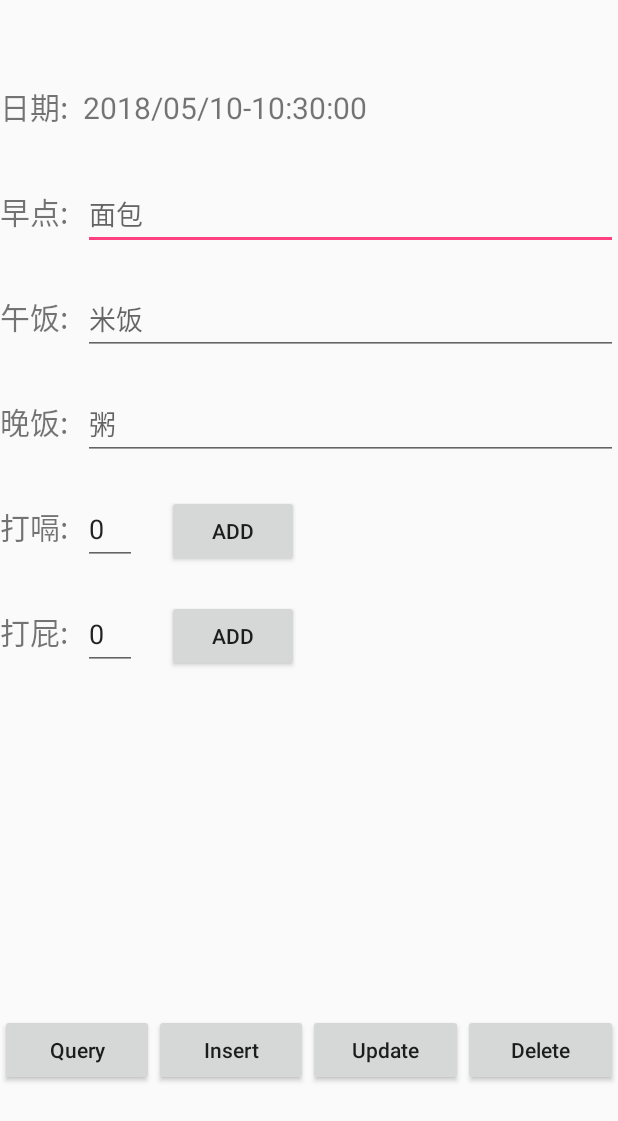
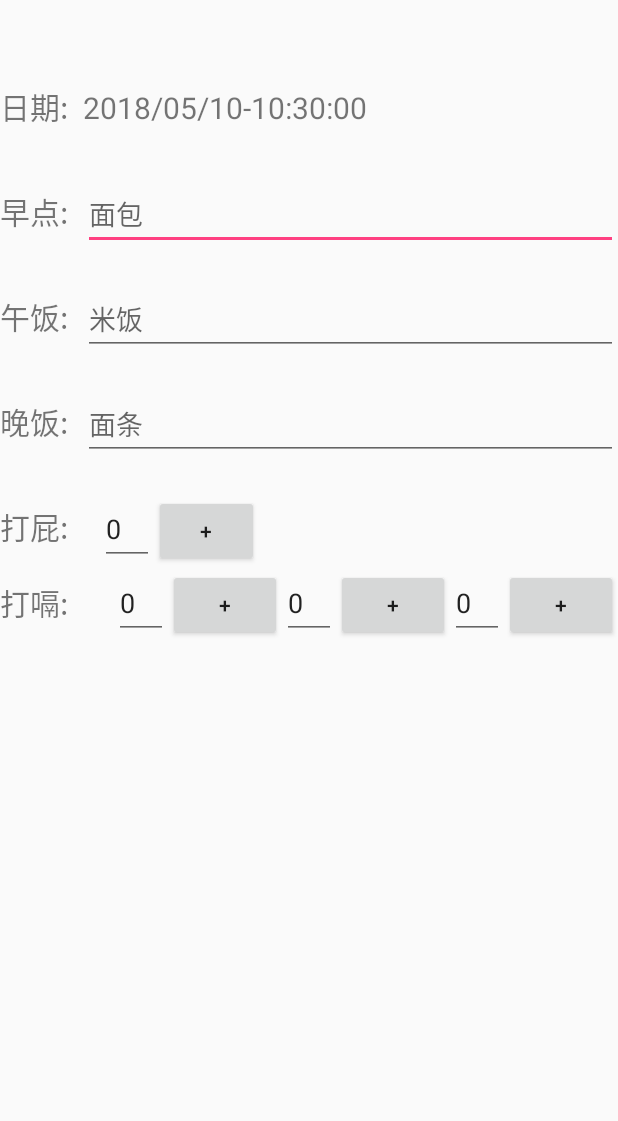
Before and after one commit to lilealyh/HealthSystem, an Android app: the screen it shows after launch (MainActivity), on a phone screen of 412 x 824 dp. Shown: the top 1121 px of the screen. Run offline under Robolectric (Android 15) with nearby library versions, the phone set to English and light mode, and no system bars.

Commit message:
分别记录早中晚打嗝次数

```diff
--- a/app/src/main/java/com/healthSystem/MainActivity.java
+++ b/app/src/main/java/com/healthSystem/MainActivity.java
@@ -24,13 +24,18 @@ public class MainActivity extends AppCompatActivity implements View.OnClickListe
     Button[] button=new Button[4];
     private static final int[] id = {R.id.query, R.id.insert, R.id.update, R.id.delete};
     private SqliteHelp mSqliteHelp;
-    private EditText mDageTimesEditText;
     private EditText mDapiTimesEditText;
     private EditText mBreakFastEditText;
     private EditText mLunchEditText;
     private EditText mDinnerTimesEditText;
+    private EditText mMorningDageEditText;
+    private EditText mAfternoonDageEditText;
+    private EditText mEveningDageEditText;
     private TextView mDateTextView;
     private static int dageTimes = 0;
+    private static int morningDageTimes = 0;
+    private static int afternoonDageTimes = 0;
+    private static int eveningDageTimes = 0;
     private static int dapiTimes = 0;
     private SimpleDateFormat format = new SimpleDateFormat("yyyy/MM/dd-HH:mm:ss");
     private SharedPreferences mSharedPreference;
@@ -57,22 +62,33 @@ public class MainActivity extends AppCompatActivity implements View.OnClickListe
         for (int i = 0; i < id.length; i++) {
             button[i] = (Button) findViewById(id[i]);
         }
-        Button mDageAddButton = (Button) findViewById(R.id.dage_add_times);
+        mSqliteHelp=new SqliteHelp(this);
         Button mDapiAddButton = (Button) findViewById(R.id.dapi_add_times);
-        mDageTimesEditText = (EditText) findViewById(R.id.dage_content);
+        Button mMorningDageAddButton = (Button) findViewById(R.id.dage_content_morning_add_times);
+        Button mAfternoonDageAddButton = (Button) findViewById(R.id.dage_content_afternoon_add_times);
+        Button mEveningAddButton = (Button) findViewById(R.id.dage_content_evening_add_times);
         mDapiTimesEditText = (EditText) findViewById(R.id.dapi_content);
         mBreakFastEditText = (EditText) findViewById(R.id.breakfast_content);
         mLunchEditText = (EditText) findViewById(R.id.lunch_content);
         mDinnerTimesEditText = (EditText) findViewById(R.id.dinner_content);
         mDateTextView = (TextView) findViewById(R.id.date_content);
-        mDageAddButton.setOnClickListener(this);
+        mMorningDageEditText=(EditText) findViewById(R.id.dage_content_morning);
+        mAfternoonDageEditText=(EditText) findViewById(R.id.dage_content_afternoon);
+        mEveningDageEditText=(EditText) findViewById(R.id.dage_content_evening);
         mDapiAddButton.setOnClickListener(this);
+        mMorningDageAddButton.setOnClickListener(this);
+        mAfternoonDageAddButton.setOnClickListener(this);
+        mEveningAddButton.setOnClickListener(this);
         mBreakFastEditText.addTextChangedListener(new ClassOfTextWatcher(mBreakFastEditText, this));
         mLunchEditText.addTextChangedListener(new ClassOfTextWatcher(mLunchEditText, this));
         mDinnerTimesEditText.addTextChangedListener(new ClassOfTextWatcher(mDinnerTimesEditText, this));
-        mDageTimesEditText.addTextChangedListener(new ClassOfTextWatcher(mDageTimesEditText, this));
         mDapiTimesEditText.addTextChangedListener(new ClassOfTextWatcher(mDapiTimesEditText, this));
-        mSqliteHelp=new SqliteHelp(this);
+
+        mMorningDageEditText.addTextChangedListener(new ClassOfTextWatcher(mMorningDageEditText, this));
+        mAfternoonDageEditText.addTextChangedListener(new ClassOfTextWatcher(mAfternoonDageEditText, this));
+        mEveningDageEditText.addTextChangedListener(new ClassOfTextWatcher(mEveningDageEditText, this));
+
+
     }
 
     void initValue() {
@@ -93,8 +109,13 @@ public class MainActivity extends AppCompatActivity implements View.OnClickListe
         Log.i(TAG, "mDinnerTimesEditText: "+mSharedPreference.getString("dinner", null));
         dageTimes = mSharedPreference.getInt("dage", 0);
         dapiTimes = mSharedPreference.getInt("dapi", 0);
-        mDageTimesEditText.setText(String.valueOf(dageTimes));
+        morningDageTimes = mSharedPreference.getInt("dage_morning", 0);
+        afternoonDageTimes = mSharedPreference.getInt("dage_afternoon", 0);
+        eveningDageTimes = mSharedPreference.getInt("dage_evening", 0);
         mDapiTimesEditText.setText(String.valueOf(dapiTimes));
+        mMorningDageEditText.setText(String.valueOf(morningDageTimes));
+        mAfternoonDageEditText.setText(String.valueOf(afternoonDageTimes));
+        mEveningDageEditText.setText(String.valueOf(eveningDageTimes));
     }
 
     @Override
@@ -113,15 +134,25 @@ public class MainActivity extends AppCompatActivity implements View.OnClickListe
             case R.id.update:
                 mSqliteHelp.update();
                 break;
-            case R.id.dage_add_times:
-                dageTimes++;
-                mDageTimesEditText.setText(String.valueOf(dageTimes));
-                mSharedPreference.edit().putInt("dage", dageTimes).apply();
-                break;
             case R.id.dapi_add_times:
                 dapiTimes++;
                 mDapiTimesEditText.setText(String.valueOf(dapiTimes));
                 mSharedPreference.edit().putInt("dapi", dapiTimes).apply();
+                break;
+            case R.id.dage_content_morning_add_times:
+                morningDageTimes++;
+                mMorningDageEditText.setText(String.valueOf(morningDageTimes));
+                mSharedPreference.edit().putInt("dage_morning", morningDageTimes).apply();
+                break;
+            case R.id.dage_content_afternoon_add_times:
+                afternoonDageTimes++;
+                mAfternoonDageEditText.setText(String.valueOf(afternoonDageTimes));
+                mSharedPreference.edit().putInt("dage_afternoon", afternoonDageTimes).apply();
+                break;
+            case R.id.dage_content_evening_add_times:
+                eveningDageTimes++;
+                mEveningDageEditText.setText(String.valueOf(eveningDageTimes));
+                mSharedPreference.edit().putInt("dage_evening", eveningDageTimes).apply();
                 break;
             default:
                 break;
@@ -132,7 +163,6 @@ public class MainActivity extends AppCompatActivity implements View.OnClickListe
     @Override
     protected void onDestroy() {
         mDapiTimesEditText.setText(null);
-        mDageTimesEditText.setText(null);
         super.onDestroy();
     }
 }
--- a/app/src/main/java/com/healthSystem/MySQLiteOpenHelper.java
+++ b/app/src/main/java/com/healthSystem/MySQLiteOpenHelper.java
@@ -33,8 +33,11 @@ public class MySQLiteOpenHelper extends SQLiteOpenHelper {
                 + "breakfast" + " TEXT NOT NULL,"
                 + "lunch" + " TEXT NOT NULL,"
                 + "dinner" + " TEXT,"
-                + "dage" + " integer DEFAULT 0,"
-                + "dapi" + " integer DEFAULT 0"
+                + "dapi" + " integer DEFAULT 0,"
+                + "morningDage" + " integer DEFAULT 0,"
+                + "afternoonDage" + " integer DEFAULT 0,"
+                + "eveningDage" + " integer DEFAULT 0,"
+                + "dageTotal" + " integer DEFAULT 0"
                 + ");"
         );
     }
--- a/app/src/main/java/com/healthSystem/SqliteHelp.java
+++ b/app/src/main/java/com/healthSystem/SqliteHelp.java
@@ -92,15 +92,20 @@ public class SqliteHelp {
         String lunch=mSharedPreference.getString("lunch","");
         String dinner=mSharedPreference.getString("dinner","");
         String date=mSharedPreference.getString("date","");
-        int dage=mSharedPreference.getInt("dage",0);
         int dapi=mSharedPreference.getInt("dapi",0);
+        int morningDage=mSharedPreference.getInt("dage_morning", 0);
+        int afternoonDage=mSharedPreference.getInt("dage_afternoon", 0);
+        int eveningDage=mSharedPreference.getInt("dage_evening", 0);
         synchronized (this) {
             ContentValues values = new ContentValues();
             values.put("breakfast",breakfast);
             values.put("lunch", lunch);
             values.put("dinner",dinner);
-            values.put("dage", dage);
             values.put("dapi", dapi);
+            values.put("morningDage", morningDage);
+            values.put("afternoonDage",afternoonDage );
+            values.put("eveningDage", eveningDage);
+            values.put("dageTotal", morningDage+afternoonDage+eveningDage);
             values.put("date", date);
             if(breakfast.equals("")||lunch.equals("")||dinner.equals("")){
                 return false;
--- a/app/src/main/java/com/textwatcher/ClassOfTextWatcher.java
+++ b/app/src/main/java/com/textwatcher/ClassOfTextWatcher.java
@@ -13,12 +13,13 @@ public class ClassOfTextWatcher implements TextWatcher {
     private EditText editText;
     private Context mContext;
     private SharedPreferences sharedPreferences;
-    public ClassOfTextWatcher(View view,Context context) {
-        if(mContext==null){
-            this.mContext=context;
+
+    public ClassOfTextWatcher(View view, Context context) {
+        if (mContext == null) {
+            this.mContext = context;
         }
-        if(sharedPreferences==null){
-            sharedPreferences=mContext.getSharedPreferences("myHealth", Context.MODE_PRIVATE);
+        if (sharedPreferences == null) {
+            sharedPreferences = mContext.getSharedPreferences("myHealth", Context.MODE_PRIVATE);
         }
         if (view instanceof EditText) {
             this.editText = (EditText) view;
@@ -40,22 +41,32 @@ public class ClassOfTextWatcher implements TextWatcher {
     public void afterTextChanged(Editable s) {
         switch (editText.getId()) {
             case R.id.breakfast_content:
-                sharedPreferences.edit().putString("breakfast",s.toString()).apply();
+                sharedPreferences.edit().putString("breakfast", s.toString()).apply();
                 break;
             case R.id.lunch_content:
-                sharedPreferences.edit().putString("lunch",s.toString()).apply();
+                sharedPreferences.edit().putString("lunch", s.toString()).apply();
                 break;
             case R.id.dinner_content:
-                sharedPreferences.edit().putString("dinner",s.toString()).apply();
+                sharedPreferences.edit().putString("dinner", s.toString()).apply();
                 break;
-            case R.id.dage_add_times:
-                if(!s.toString().equals("")){
-                    sharedPreferences.edit().putInt("dage",Integer.valueOf(s.toString())).apply();
+            case R.id.dapi_add_times:
+                if (!s.toString().equals("")) {
+                    sharedPreferences.edit().putInt("dapi", Integer.valueOf(s.toString())).apply();
                 }
                 break;
-            case R.id.dapi_add_times:
-                if(!s.toString().equals("")){
-                    sharedPreferences.edit().putInt("dapi",Integer.valueOf(s.toString())).apply();
+            case R.id.dage_content_morning:
+                if (!s.toString().equals("")) {
+                    sharedPreferences.edit().putInt("dage_morning", Integer.valueOf(s.toString())).apply();
+                }
+                break;
+            case R.id.dage_content_afternoon:
+                if (!s.toString().equals("")) {
+                    sharedPreferences.edit().putInt("dage_afternoon", Integer.valueOf(s.toString())).apply();
+                }
+                break;
+            case R.id.dage_content_evening:
+                if (!s.toString().equals("")) {
+                    sharedPreferences.edit().putInt("dage_evening", Integer.valueOf(s.toString())).apply();
                 }
                 break;
 
--- a/app/src/main/java/com/timer/service/TimerService.java
+++ b/app/src/main/java/com/timer/service/TimerService.java
@@ -69,7 +69,6 @@ public class TimerService extends Service {
         SqliteHelp.needClear = false;
         Log.i(TAG, "clearSharedPreference");
         stopSelf();
-//        Process.killProcess(Process.myPid());
     }
 
     void updateData() {
--- a/app/src/main/res/layout/activity_main.xml
+++ b/app/src/main/res/layout/activity_main.xml
@@ -1,10 +1,9 @@
 <?xml version="1.0" encoding="utf-8"?>
 <RelativeLayout xmlns:android="http://schemas.android.com/apk/res/android"
-    xmlns:tools="http://schemas.android.com/tools"
     android:layout_width="match_parent"
     android:layout_height="match_parent"
     android:orientation="vertical"
-    tools:context="android.liyuehu.com.healthsystem.com.liyuehu.com.healthsystem.MainActivity">
+    >
 
     <include
         android:id="@+id/main_layout"
@@ -14,7 +13,7 @@
         android:layout_above="@+id/sql_button" />
 
     <include
-        android:visibility="visible"
+        android:visibility="gone"
         android:id="@+id/sql_button"
         android:layout_alignParentBottom="true"
         android:layout_marginBottom="100dp"
--- a/app/src/main/res/layout/main_view_layout.xml
+++ b/app/src/main/res/layout/main_view_layout.xml
@@ -14,18 +14,17 @@
             android:layout_width="wrap_content"
             android:layout_height="wrap_content"
             android:gravity="center_vertical"
-            android:text="日期:"
+            android:text="@string/text_date"
             android:textSize="20sp" />
 
         <TextView
-            android:textSize="20sp"
             android:id="@+id/date_content"
             android:layout_width="match_parent"
             android:layout_height="wrap_content"
             android:layout_alignBaseline="@+id/date_name"
             android:layout_marginStart="10dp"
             android:layout_toEndOf="@+id/date_name"
-            />
+            android:textSize="20sp" />
 
         <TextView
             android:id="@+id/breakfast_name"
@@ -34,7 +33,7 @@
             android:layout_below="@+id/date_name"
             android:layout_marginTop="40dp"
             android:gravity="center_vertical"
-            android:text="早点:"
+            android:text="@string/text_breakfast"
             android:textSize="20sp" />
 
         <EditText
@@ -45,7 +44,8 @@
             android:layout_below="@id/date_content"
             android:layout_marginStart="10dp"
             android:layout_toEndOf="@+id/breakfast_name"
-            android:hint="面包" />
+            android:hint="@string/text_breakfast_hint"
+            android:inputType="text" />
 
         <TextView
             android:id="@+id/lunch_name"
@@ -54,7 +54,7 @@
             android:layout_below="@+id/breakfast_name"
             android:layout_marginTop="40dp"
             android:gravity="center_vertical"
-            android:text="午饭:"
+            android:text="@string/text_lunch"
             android:textSize="20sp" />
 
         <EditText
@@ -65,7 +65,8 @@
             android:layout_below="@id/breakfast_content"
             android:layout_marginStart="10dp"
             android:layout_toEndOf="@+id/lunch_name"
-            android:hint="米饭" />
+            android:hint="@string/text_lunch_hint"
+            android:inputType="text" />
 
         <TextView
             android:id="@+id/dinner_name"
@@ -74,7 +75,7 @@
             android:layout_below="@+id/lunch_name"
             android:layout_marginTop="40dp"
             android:gravity="center_vertical"
-            android:text="晚饭:"
+            android:text="@string/text_dinner"
             android:textSize="20sp" />
 
         <EditText
@@ -85,45 +86,18 @@
             android:layout_below="@id/lunch_content"
             android:layout_marginStart="10dp"
             android:layout_toEndOf="@+id/dinner_name"
-            android:hint="粥" />
+            android:hint="@string/text_dinner_hint"
+            android:inputType="text" />
+
 
         <TextView
-            android:id="@+id/dage_name"
+            android:id="@+id/dapi_name"
             android:layout_width="wrap_content"
             android:layout_height="wrap_content"
             android:layout_below="@+id/dinner_name"
             android:layout_marginTop="40dp"
             android:gravity="center_vertical"
-            android:text="打嗝:"
-            android:textSize="20sp" />
-
-        <EditText
-            android:id="@+id/dage_content"
-            android:layout_width="wrap_content"
-            android:layout_height="wrap_content"
-            android:layout_alignBaseline="@+id/dage_name"
-            android:layout_below="@id/lunch_content"
-            android:layout_marginStart="10dp"
-            android:layout_toEndOf="@+id/dinner_name"
-            android:hint="0次" />
-
-        <Button
-            android:id="@+id/dage_add_times"
-            android:layout_width="wrap_content"
-            android:layout_height="wrap_content"
-            android:layout_alignBaseline="@+id/dage_name"
-            android:layout_marginStart="20dp"
-            android:layout_toEndOf="@+id/dage_content"
-            android:text="add" />
-
-        <TextView
-            android:id="@+id/dapi_name"
-            android:layout_width="wrap_content"
-            android:layout_height="wrap_content"
-            android:layout_below="@+id/dage_name"
-            android:layout_marginTop="40dp"
-            android:gravity="center_vertical"
-            android:text="打屁:"
+            android:text="@string/text_dapi"
             android:textSize="20sp" />
 
         <EditText
@@ -131,19 +105,82 @@
             android:layout_width="wrap_content"
             android:layout_height="wrap_content"
             android:layout_alignBaseline="@+id/dapi_name"
-            android:layout_below="@id/dage_content"
-            android:layout_marginStart="10dp"
+            android:layout_below="@id/dinner_content"
+            android:layout_marginStart="21dp"
             android:layout_toEndOf="@+id/dinner_name"
-            android:hint="0次" />
+            android:hint="@string/text_zero_time"
+            android:inputType="text" />
 
         <Button
             android:id="@+id/dapi_add_times"
+            android:layout_width="70dp"
+            android:layout_height="wrap_content"
+            android:layout_alignBaseline="@+id/dapi_name"
+            android:layout_toEndOf="@+id/dapi_content"
+            android:text="@string/text_add"
+            android:textAllCaps="false" />
+
+    </RelativeLayout>
+
+    <LinearLayout
+        android:layout_width="match_parent"
+        android:layout_height="wrap_content"
+        android:orientation="horizontal">
+
+        <TextView
+            android:id="@+id/dage_name_new"
+            android:layout_width="0dp"
+            android:layout_height="match_parent"
+            android:layout_weight="1"
+            android:gravity="center_vertical"
+            android:text="@string/text_dage"
+            android:textSize="20sp" />
+
+        <EditText
+            android:id="@+id/dage_content_morning"
             android:layout_width="wrap_content"
             android:layout_height="wrap_content"
-            android:layout_alignBaseline="@+id/dapi_name"
-            android:layout_marginStart="20dp"
-            android:layout_toEndOf="@+id/dapi_content"
-            android:text="add" />
-    </RelativeLayout>
+            android:hint="@string/text_zero_time"
+            android:inputType="text" />
+
+        <Button
+            android:id="@+id/dage_content_morning_add_times"
+            android:layout_width="0dp"
+            android:layout_height="wrap_content"
+            android:layout_weight="1"
+            android:text="@string/text_add"
+            android:textAllCaps="false" />
+
+        <EditText
+            android:id="@+id/dage_content_afternoon"
+            android:layout_width="wrap_content"
+            android:layout_height="wrap_content"
+            android:hint="@string/text_zero_time"
+            android:inputType="text" />
+
+        <Button
+            android:id="@+id/dage_content_afternoon_add_times"
+            android:layout_width="0dp"
+            android:layout_height="wrap_content"
+            android:layout_weight="1"
+            android:text="@string/text_add"
+            android:textAllCaps="false" />
+
+        <EditText
+            android:id="@+id/dage_content_evening"
+            android:layout_width="wrap_content"
+            android:layout_height="wrap_content"
+            android:hint="@string/text_zero_time"
+            android:inputType="text" />
+
+        <Button
+            android:id="@+id/dage_content_evening_add_times"
+            android:layout_width="0dp"
+            android:layout_height="wrap_content"
+            android:layout_weight="1"
+            android:text="@string/text_add"
+            android:textAllCaps="false" />
+
+    </LinearLayout>
 
 </LinearLayout>
--- a/app/src/main/res/values/strings.xml
+++ b/app/src/main/res/values/strings.xml
@@ -4,4 +4,16 @@
     <string name="text_insert">Insert</string>
     <string name="text_update">Update</string>
     <string name="text_delete">Delete</string>
+    <string name="text_add">+</string>
+    <string name="text_zero_time">0次</string>
+    <string name="text_dage">打嗝:</string>
+    <string name="text_dapi">打屁:</string>
+    <string name="text_date">日期:</string>
+    <string name="text_breakfast">早点:</string>
+    <string name="text_lunch">午饭:</string>
+    <string name="text_dinner">晚饭:</string>
+    <string name="text_breakfast_hint">面包</string>
+    <string name="text_lunch_hint">米饭</string>
+    <string name="text_dinner_hint">面条</string>
+
 </resources>
```
